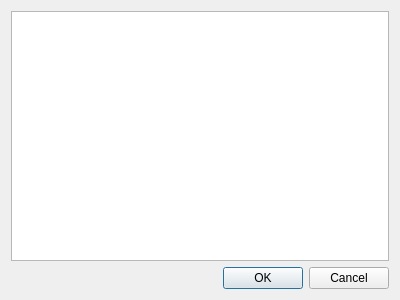
The window that tools/editor/application/VadonEditor/UI/Model/Scene/AddComponentDialog.ui (janos-ijgyarto/vadon) describes before a commit, drawn with Qt 5.
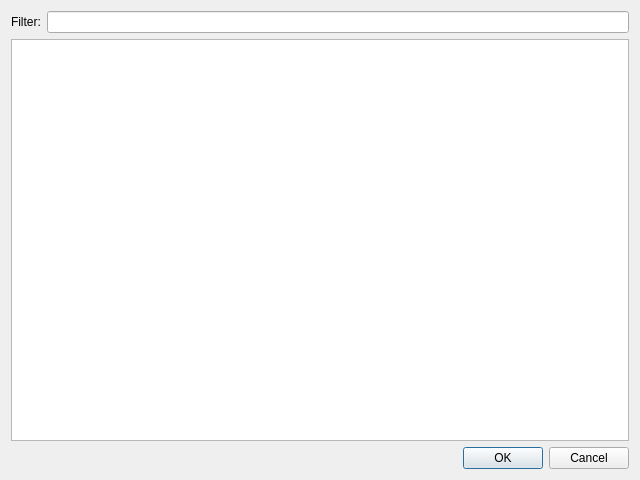
The same window after the commit.

```diff
--- a/tools/editor/application/VadonEditor/UI/Model/Scene/AddComponentDialog.ui
+++ b/tools/editor/application/VadonEditor/UI/Model/Scene/AddComponentDialog.ui
@@ -9,8 +9,8 @@
    <rect>
     <x>0</x>
     <y>0</y>
-    <width>400</width>
-    <height>300</height>
+    <width>640</width>
+    <height>480</height>
    </rect>
   </property>
   <property name="windowTitle">
@@ -20,6 +20,24 @@
    <bool>true</bool>
   </property>
   <layout class="QVBoxLayout" name="mainLayout">
+   <item>
+    <layout class="QHBoxLayout" name="filterHBox">
+     <item>
+      <widget class="QLabel" name="label">
+       <property name="text">
+        <string>Filter:</string>
+       </property>
+      </widget>
+     </item>
+     <item>
+      <widget class="QLineEdit" name="filterLineEdit">
+       <property name="clearButtonEnabled">
+        <bool>true</bool>
+       </property>
+      </widget>
+     </item>
+    </layout>
+   </item>
    <item>
     <widget class="QListWidget" name="componentList"/>
    </item>
```
Left out of the diff: 20 changed lines with no effect on the pictures.
